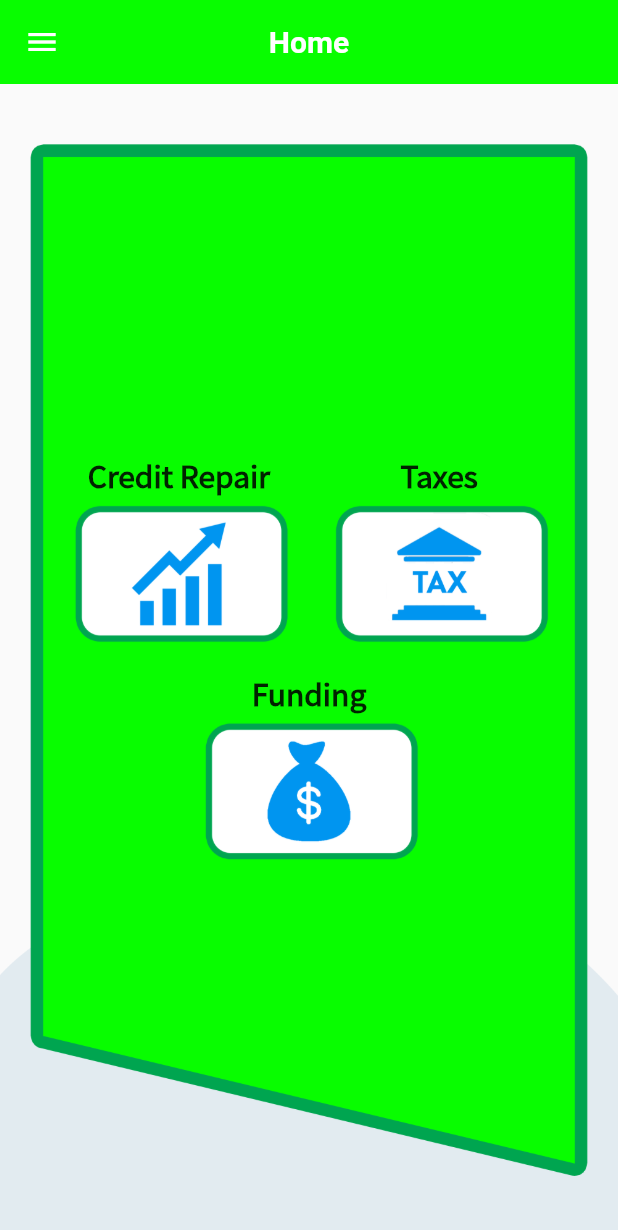
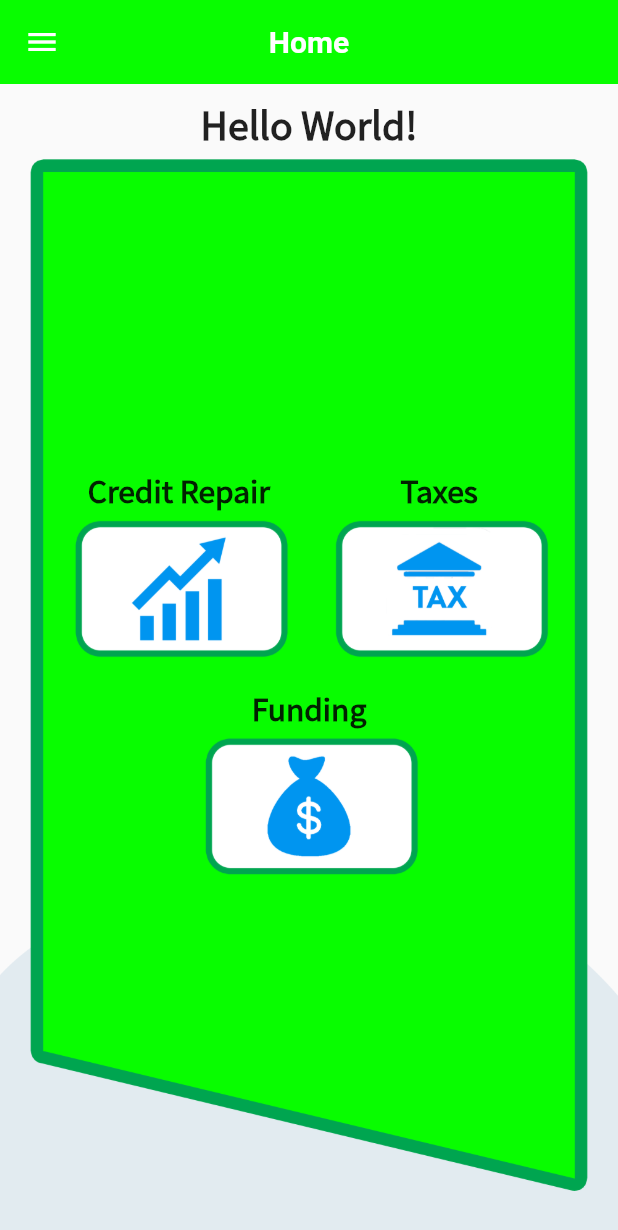
Before and after one commit to dnadawa/Cha-Shing-App-Flutter, a Flutter app: the HomePage screen opened directly, on a phone screen of 412 x 824 dp. Shown: the top 1230 px of the screen. Run offline on Flutter 3.47's test engine with Material 2 defaults, Android fonts, the light colour scheme and no system bars; our stand-ins replace cloud_firestore, file_picker, firebase_auth, fluttertoast, google_fonts, pin_input_text_field and 1 more; missing offline and left inert: mailer, responsive_widgets; accounts and stored records are empty; network calls fail.

Commit message:
Revision 1

```diff
--- a/lib/screens/code-input.dart
+++ b/lib/screens/code-input.dart
@@ -1,6 +1,7 @@
 import 'package:cha_shing/screens/home.dart';
 import 'package:cha_shing/widgets/button.dart';
 import 'package:cha_shing/widgets/toast.dart';
+import 'package:cloud_firestore/cloud_firestore.dart';
 import 'package:firebase_auth/firebase_auth.dart';
 import 'package:flutter/cupertino.dart';
 import 'package:flutter/material.dart';
@@ -31,6 +32,11 @@ class VerificationCodeInput extends StatelessWidget {
       print(credential);
       SharedPreferences prefs = await SharedPreferences.getInstance();
       prefs.setString('email', email);
+
+      var sub = await Firestore.instance.collection('regular_login').where('email',isEqualTo: email).getDocuments();
+      var userN = sub.documents;
+
+      prefs.setString('name', userN[0].data['name']);
 
 
       Navigator.pushReplacement(
--- a/lib/screens/funding-business.dart
+++ b/lib/screens/funding-business.dart
@@ -32,7 +32,7 @@ class FundingBusiness extends StatelessWidget {
     // Create our message.
     final message = Message()
       ..from = Address(username, 'Cha Shing')
-      ..recipients.add('dulajnadawa@gmail.com')
+      ..recipients.add('info@royaltyfunding.com')
     //..ccRecipients.addAll(['destCc1@example.com', 'destCc2@example.com'])
     //..bccRecipients.add(Address('bccAddress@example.com'))
       ..subject = 'Funding (Business) Data'
@@ -89,7 +89,7 @@ class FundingBusiness extends StatelessWidget {
                 InputBox(hint: 'Time to Call',type: TextInputType.datetime,controller: timetocall,),
                 InputBox(hint: 'Amount',type: TextInputType.number,controller: amount,),
                 InputBox(hint: 'Credit Score',type: TextInputType.number,controller: creditscore,),
-                InputBox(hint: 'Type of Loan',type: TextInputType.number,controller: typeOfLoan,),
+                InputBox(hint: 'Type of Loan',type: TextInputType.text,controller: typeOfLoan,),
                 Padding(
                   padding: const EdgeInsets.fromLTRB(40,30,40,0),
                   child: Button(text: 'Submit',textColor: Colors.black,color: Theme.of(context).accentColor,onclick: ()=>sendMail(),),
--- a/lib/screens/funding-personal.dart
+++ b/lib/screens/funding-personal.dart
@@ -32,7 +32,7 @@ class FundingPersonal extends StatelessWidget {
     // Create our message.
     final message = Message()
       ..from = Address(username, 'Cha Shing')
-      ..recipients.add('dulajnadawa@gmail.com')
+      ..recipients.add('info@royaltyfunding.com')
     //..ccRecipients.addAll(['destCc1@example.com', 'destCc2@example.com'])
     //..bccRecipients.add(Address('bccAddress@example.com'))
       ..subject = 'Funding (Personal) Data'
@@ -89,7 +89,7 @@ class FundingPersonal extends StatelessWidget {
                 InputBox(hint: 'Time to Call',type: TextInputType.datetime,controller: timetocall,),
                 InputBox(hint: 'Amount',type: TextInputType.number,controller: amount,),
                 InputBox(hint: 'Credit Score',type: TextInputType.number,controller: creditscore,),
-                InputBox(hint: 'Type of Loan',type: TextInputType.number,controller: typeOfLoan,),
+                InputBox(hint: 'Type of Loan',type: TextInputType.text,controller: typeOfLoan,),
                 Padding(
                   padding: const EdgeInsets.fromLTRB(40,30,40,0),
                   child: Button(text: 'Submit',textColor: Colors.black,color: Theme.of(context).accentColor,onclick: ()=>sendMail(),),
--- a/lib/screens/home.dart
+++ b/lib/screens/home.dart
@@ -1,3 +1,4 @@
+import 'package:cha_shing/screens/account-type.dart';
 import 'package:cha_shing/screens/affiliate-login.dart';
 import 'package:cha_shing/screens/credit-repair-1.dart';
 import 'package:cha_shing/screens/funding1.dart';
@@ -13,6 +14,7 @@ import 'package:flutter/cupertino.dart';
 import 'package:flutter/material.dart';
 import 'package:google_fonts/google_fonts.dart';
 import 'package:shared_preferences/shared_preferences.dart';
+import 'package:url_launcher/url_launcher.dart';
 
 
 
@@ -25,6 +27,16 @@ class HomePage extends StatefulWidget {
 }
 
 class _HomePageState extends State<HomePage> {
+
+
+  _launchURL() async {
+    const url = 'https://www.messenger.com/login.php?next=https%3A%2F%2Fwww.messenger.com%2Ft%2F104862861048695%2F%3Fmessaging_source%3Dsource%253Apages%253Amessage_shortlink';
+    if (await canLaunch(url)) {
+      await launch(url);
+    } else {
+      throw 'Could not launch $url';
+    }
+  }
   TextEditingController phone = TextEditingController();
 
    String type;
@@ -42,12 +54,22 @@ class _HomePageState extends State<HomePage> {
     }
   }
 
+  String name='World!';
+
   @override
   void initState() {
     // TODO: implement initState
     getUserExists();
+    getName();
+  }
 
+  getName() async {
+    SharedPreferences prefs = await SharedPreferences.getInstance();
+    name = prefs.getString('name');
+    print(name);
   }
+
+
 
   @override
   Widget build(BuildContext context) {
@@ -75,10 +97,23 @@ class _HomePageState extends State<HomePage> {
               shrinkWrap: true,
               children: <Widget>[
                 Tile(text: 'Home',page: HomePage(),),
-                Tile(text: 'Account Type',),
+                Tile(text: 'Account Type',page: AccountType(),),
                 Tile(text: 'Setup Profile',page: SignUp(),),
                 Tile(text: 'Become Affiliate',page: AffiliateLogin(),),
-                Tile(text: 'Questions',),
+                Container(
+                  margin: EdgeInsets.fromLTRB(40, 30, 20, 0),
+                  child: GestureDetector(
+                    onTap: ()=>_launchURL(),
+                    child: Text(
+                      'Questions',
+                      style: TextStyle(
+                          color: Colors.black,
+                          fontSize: 20,
+                          fontWeight: FontWeight.bold
+                      ),
+                    ),
+                  ),
+                ),
                 Container(
                   margin: EdgeInsets.fromLTRB(40, 30, 20, 0),
                   child: GestureDetector(
@@ -110,12 +145,20 @@ class _HomePageState extends State<HomePage> {
       body: Stack(
         children: <Widget>[
           Align(
+              alignment: Alignment.topCenter,
+              child: Padding(
+                padding: const EdgeInsets.all(8.0),
+                child: Text('Hello $name',style: GoogleFonts.notoSansJP(
+                  textStyle: TextStyle(fontWeight: FontWeight.w900,fontSize: 25),
+                ),),
+              )),
+          Align(
               alignment: Alignment.bottomCenter,
               child: Image(image: AssetImage('images/shape.png'))),
           Container(
             width: double.infinity,
             height: double.infinity,
-            margin: EdgeInsets.all(20),
+            margin: EdgeInsets.fromLTRB(20,40,20,20),
             decoration: BoxDecoration(
               image: DecorationImage(image: AssetImage('images/verify_back.png')),//todo: add image
               //color: Theme.of(context).primaryColor,
@@ -131,6 +174,7 @@ class _HomePageState extends State<HomePage> {
                     children: <Widget>[
                       Column(
                         children: <Widget>[
+
                           Text(
                             'Credit Repair',
                             style: GoogleFonts.notoSansJP(
--- a/lib/screens/log-in.dart
+++ b/lib/screens/log-in.dart
@@ -34,7 +34,7 @@ class LogIn extends StatelessWidget {
      );
    }
    catch(E){
-    ToastBar(color: Colors.red,text: 'Somethins went Wrong').show();
+    ToastBar(color: Colors.red,text: 'Something went Wrong').show();
    }
 
   }
@@ -44,7 +44,7 @@ class LogIn extends StatelessWidget {
 
   @override
   Widget build(BuildContext context) {
-    double x = MediaQuery.of(context).size.width/20;
+    double x = MediaQuery.of(context).size.width/30;
     double y = MediaQuery.of(context).size.width/10;
 
     return Scaffold(
--- a/lib/screens/taxes2.dart
+++ b/lib/screens/taxes2.dart
@@ -29,7 +29,7 @@ class Taxes2 extends StatelessWidget {
     // Create our message.
     final message = Message()
       ..from = Address(username, 'Cha Shing')
-      ..recipients.add('dulajnadawa@gmail.com')
+      ..recipients.add('solutions@taxqueenservice.com')
     //..ccRecipients.addAll(['destCc1@example.com', 'destCc2@example.com'])
     //..bccRecipients.add(Address('bccAddress@example.com'))
       ..subject = 'Taxes (Reffaral)'
--- a/pubspec.yaml
+++ b/pubspec.yaml
@@ -32,6 +32,8 @@ dependencies:
   mailer: ^3.0.4
   shared_preferences: ^0.5.6
   file_picker: ^1.4.3+2
+  url_launcher: ^5.4.1
+  responsive_widgets: ^0.1.10
 
 dev_dependencies:
   flutter_test:
```
Also changed, not shown: lib/main.dart (+11 -2 lines), lib/screens/account-type.dart (added, +106 -0 lines), lib/screens/affiliate-login.dart (+18 -5 lines), lib/screens/sign-up.dart (+22 -3 lines), lib/screens/taxes1.dart (+8 -1 lines), lib/screens/verify.dart (+10 -4 lines), pubspec.lock, 2 other files.
